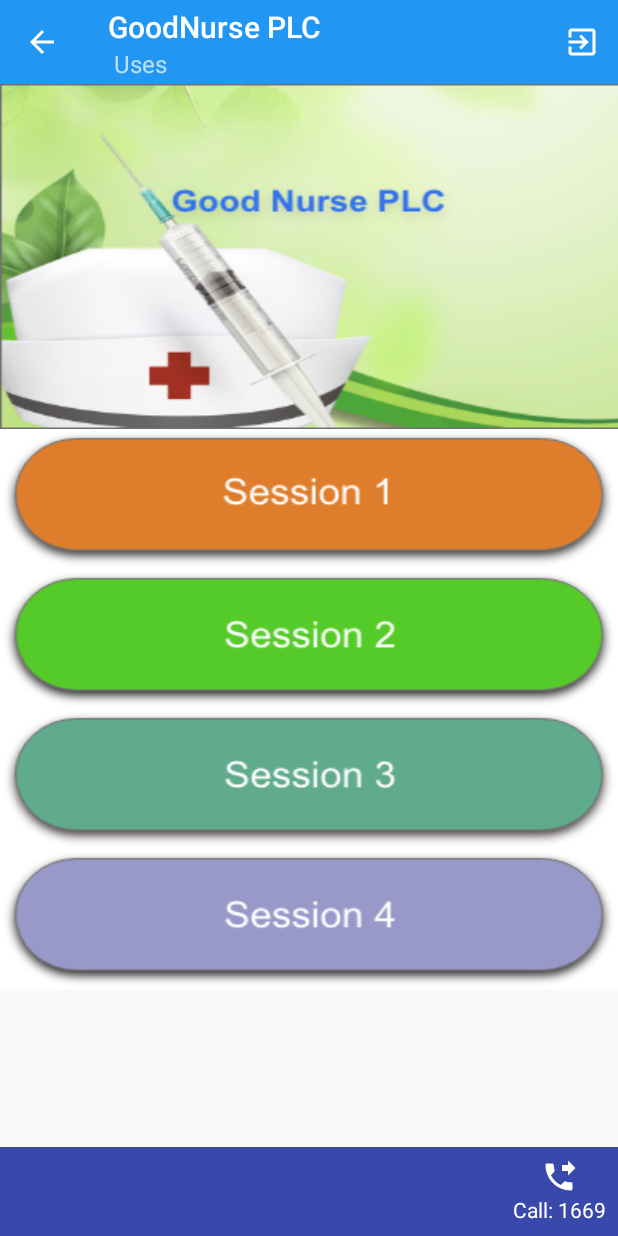
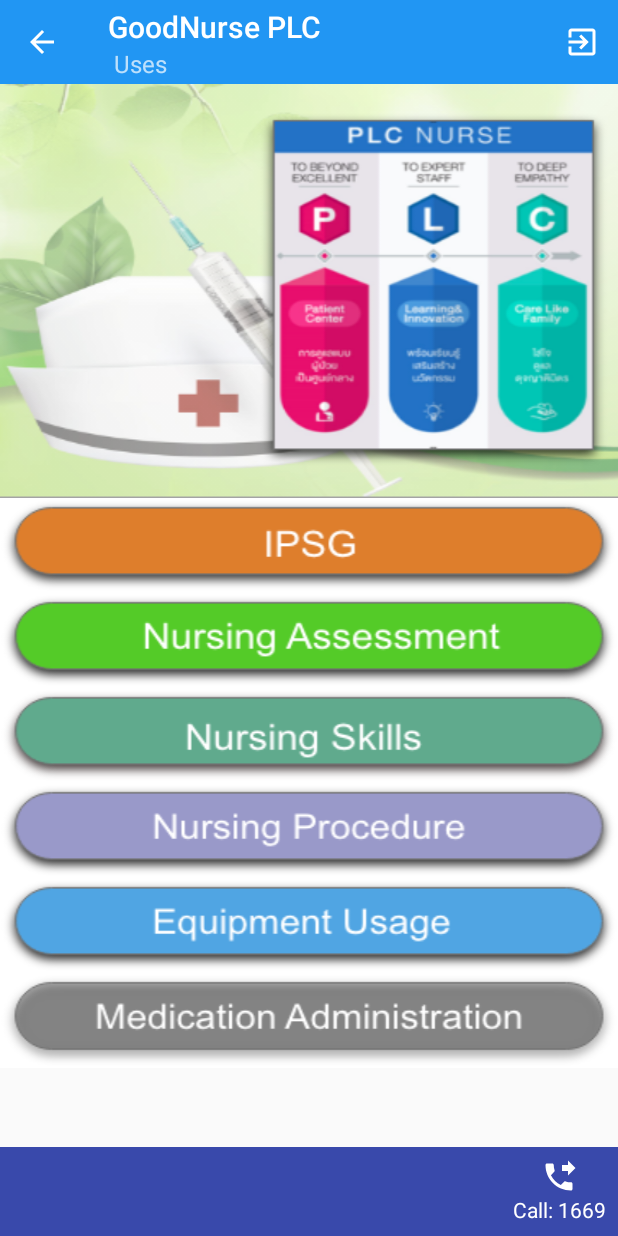
Before and after one commit to ratthakarn/appnurse, an Android app: the screen it shows after launch once a user with an empty profile is signed in (ServiceActivity), on a phone screen of 412 x 824 dp. Run offline under Robolectric (Android 15) with nearby library versions, the phone set to English and light mode, and no system bars; our stand-ins replace Firebase (no records; nobody signed in at launch, a user with empty details on screens opened directly).

Commit message:
app nurse graphic logo and menu update

```diff
--- a/app/src/main/res/layout/fragment_catetory.xml
+++ b/app/src/main/res/layout/fragment_catetory.xml
@@ -83,6 +83,24 @@
                 android:layout_width="match_parent"
                 android:layout_height="match_parent" />
 
+            <ImageView
+                android:scaleType="fitXY"
+                android:id="@+id/imvCat4"
+                android:background="#FFFFFF"
+                android:layout_weight="1"
+                android:src="@drawable/five"
+                android:layout_width="match_parent"
+                android:layout_height="match_parent" />
+
+            <ImageView
+                android:scaleType="fitXY"
+                android:id="@+id/imvCat4"
+                android:background="#FFFFFF"
+                android:layout_weight="1"
+                android:src="@drawable/six"
+                android:layout_width="match_parent"
+                android:layout_height="match_parent" />
+
 
 
 
```
Also changed, not shown: app/src/main/res/drawable-hdpi/logo_app.png, app/src/main/res/drawable-mdpi/five.png (added), app/src/main/res/drawable-mdpi/four.png, app/src/main/res/drawable-mdpi/logo_app.png, app/src/main/res/drawable-mdpi/nurse_xd.png, app/src/main/res/drawable-mdpi/one.png, app/src/main/res/drawable-mdpi/six.png (added), app/src/main/res/drawable-mdpi/three.png, app/src/main/res/drawable-mdpi/two.png, app/src/main/res/drawable-xhdpi/logo_app.png, app/src/main/res/drawable-xxhdpi/logo_app.png.
